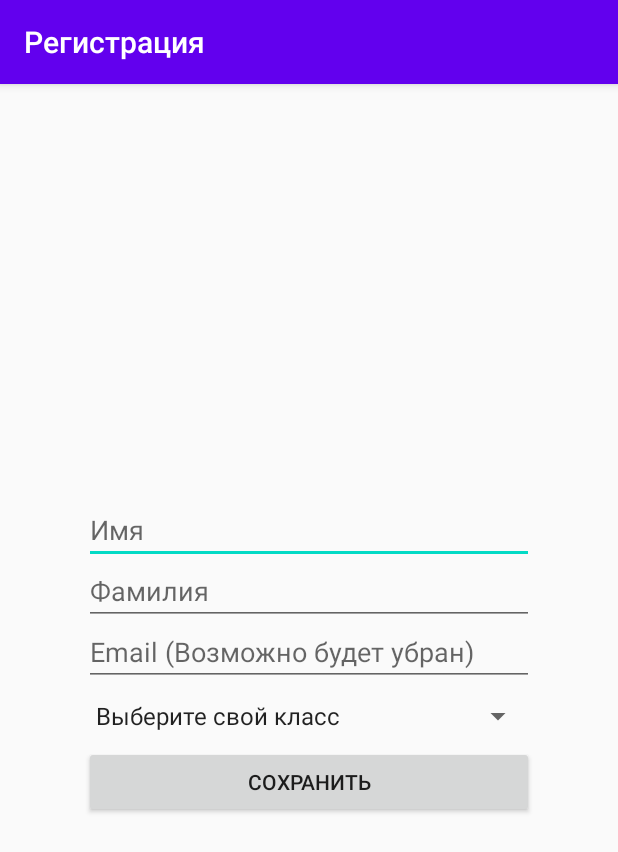
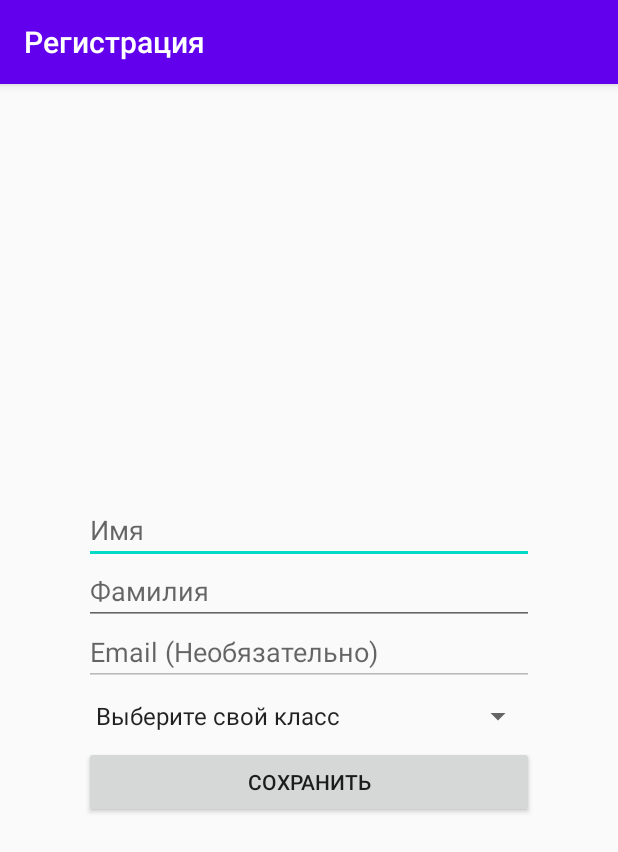
Before and after one commit to skrine525/school10-android, an Android app: the screen it shows after launch (RegisterActivity), on a phone screen of 412 x 824 dp. Shown: the top 852 px of the screen. Run offline under Robolectric (Android 15) with nearby library versions, the phone set to English and light mode, and no system bars.

Commit message:
v0.1 (Beta)

```diff
--- a/app/src/main/java/com/skrine525/school10/RegisterActivity.java
+++ b/app/src/main/java/com/skrine525/school10/RegisterActivity.java
@@ -46,8 +46,10 @@ public class RegisterActivity extends AppCompatActivity {
                     Toast.makeText(getApplicationContext(), "Укажите имя!", Toast.LENGTH_SHORT).show();
                 else if (userSurnameEditText.getText().toString().equals(""))
                     Toast.makeText(getApplicationContext(), "Укажите фамилию!", Toast.LENGTH_SHORT).show();
+                /* Временно убрано
                 else if (userEmailEditText.getText().toString().equals(""))
                     Toast.makeText(getApplicationContext(), "Укажите Email!", Toast.LENGTH_SHORT).show();
+                 */
                 else if (userClassSpinner.getSelectedItemId() == 0)
                     Toast.makeText(getApplicationContext(), "Выберите класс!", Toast.LENGTH_SHORT).show();
                 else{
--- a/app/src/main/res/layout/activity_register.xml
+++ b/app/src/main/res/layout/activity_register.xml
@@ -39,6 +39,7 @@
             android:layout_height="match_parent"
             android:layout_weight="1"
             android:ems="10"
+            android:enabled="false"
             android:hint="@string/hint_email"
             android:inputType="textEmailAddress" />
 
--- a/app/src/main/res/values/strings.xml
+++ b/app/src/main/res/values/strings.xml
@@ -2,7 +2,7 @@
     <string name="app_name">Школа №10</string>
     <string name="hint_name">Имя</string>
     <string name="hint_surname">Фамилия</string>
-    <string name="hint_email">Email (Возможно будет убран)</string>
+    <string name="hint_email">Email (Необязательно)</string>
     <string name="text_save">Сохранить</string>
     <string name="text_exit">Выход</string>
     <string name="text_send">Отправить</string>
```
